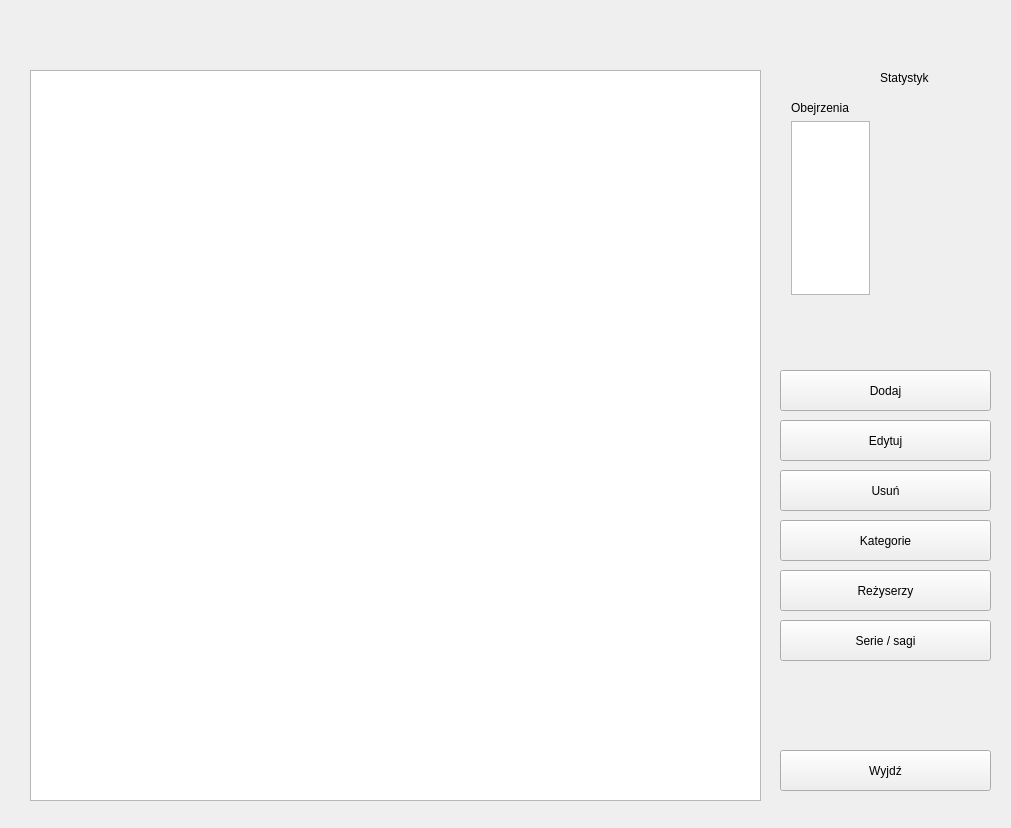
mmchruscinski/Project-FilmManager, file MainWindow.ui: the form before one commit.
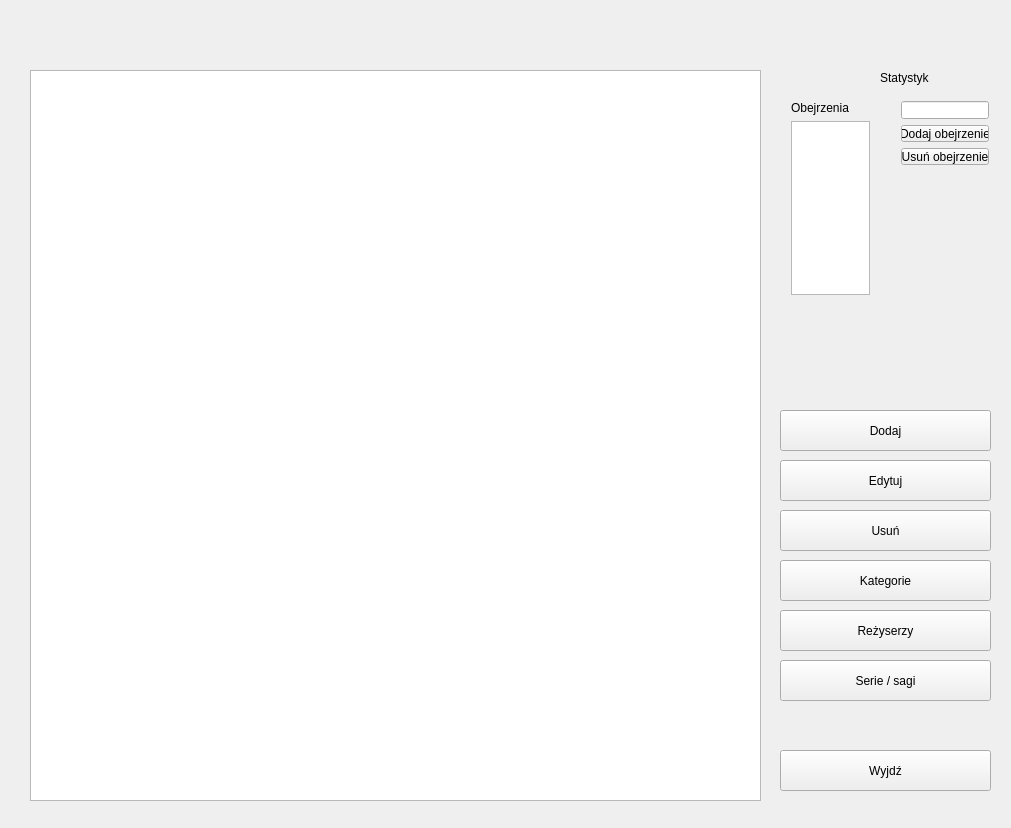
The form after the commit.

```diff
--- a/MainWindow.ui
+++ b/MainWindow.ui
@@ -17,7 +17,7 @@
    <property name="geometry">
     <rect>
      <x>780</x>
-     <y>370</y>
+     <y>410</y>
      <width>211</width>
      <height>41</height>
     </rect>
@@ -46,7 +46,7 @@
    <property name="geometry">
     <rect>
      <x>780</x>
-     <y>470</y>
+     <y>510</y>
      <width>211</width>
      <height>41</height>
     </rect>
@@ -59,7 +59,7 @@
    <property name="geometry">
     <rect>
      <x>780</x>
-     <y>420</y>
+     <y>460</y>
      <width>211</width>
      <height>41</height>
     </rect>
@@ -72,7 +72,7 @@
    <property name="geometry">
     <rect>
      <x>780</x>
-     <y>520</y>
+     <y>560</y>
      <width>211</width>
      <height>41</height>
     </rect>
@@ -85,7 +85,7 @@
    <property name="geometry">
     <rect>
      <x>780</x>
-     <y>570</y>
+     <y>610</y>
      <width>211</width>
      <height>41</height>
     </rect>
@@ -98,7 +98,7 @@
    <property name="geometry">
     <rect>
      <x>780</x>
-     <y>620</y>
+     <y>660</y>
      <width>211</width>
      <height>41</height>
     </rect>
@@ -155,6 +155,35 @@
     </item>
    </layout>
   </widget>
+  <widget class="QWidget" name="">
+   <property name="geometry">
+    <rect>
+     <x>890</x>
+     <y>90</y>
+     <width>110</width>
+     <height>86</height>
+    </rect>
+   </property>
+   <layout class="QVBoxLayout" name="verticalLayout_2">
+    <item>
+     <widget class="QLineEdit" name="line_date"/>
+    </item>
+    <item>
+     <widget class="QPushButton" name="button_adddate">
+      <property name="text">
+       <string>Dodaj obejrzenie</string>
+      </property>
+     </widget>
+    </item>
+    <item>
+     <widget class="QPushButton" name="button_deldate">
+      <property name="text">
+       <string>Usuń obejrzenie</string>
+      </property>
+     </widget>
+    </item>
+   </layout>
+  </widget>
  </widget>
  <layoutdefault spacing="6" margin="11"/>
  <resources>
```
Left out of the diff: 27 changed lines with no effect on the pictures.
